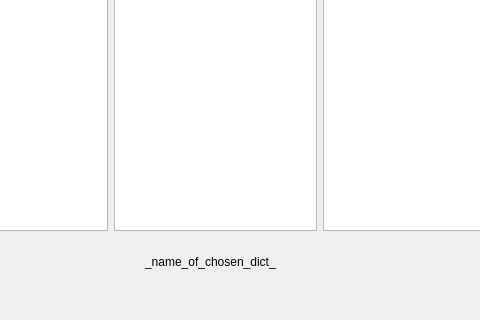
Above: mainwindow.ui from Kelayn/Coursework2 before the change; both pictures show x 375 to 855 and y 206 to 526 of the 944 by 526 pixel window. Below: the same form after it.
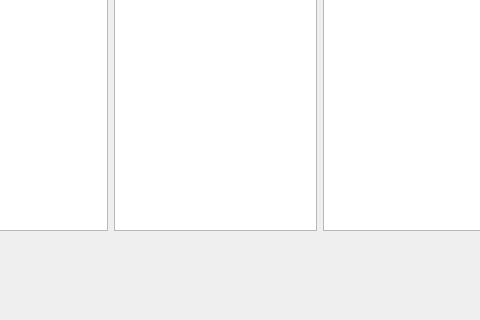
That is the form after the change.

Diff of the .ui file:
```diff
--- a/mainwindow.ui
+++ b/mainwindow.ui
@@ -171,7 +171,7 @@
      </rect>
     </property>
     <property name="text">
-     <string>_name_of_chosen_dict_</string>
+     <string/>
     </property>
    </widget>
   </widget>
```
Left out of the diff: 2 changed lines with no effect on the pictures.
